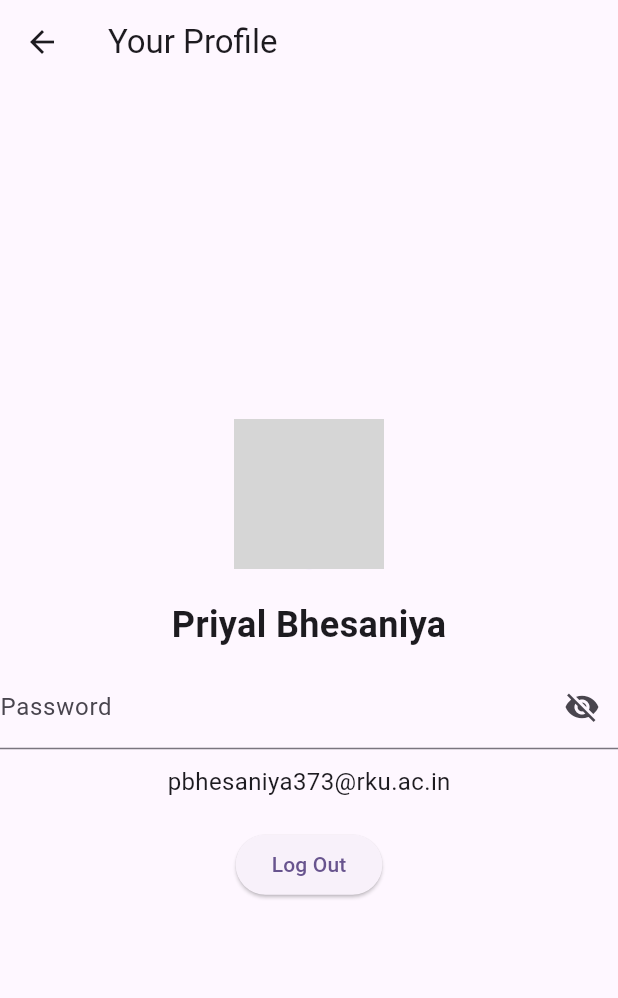
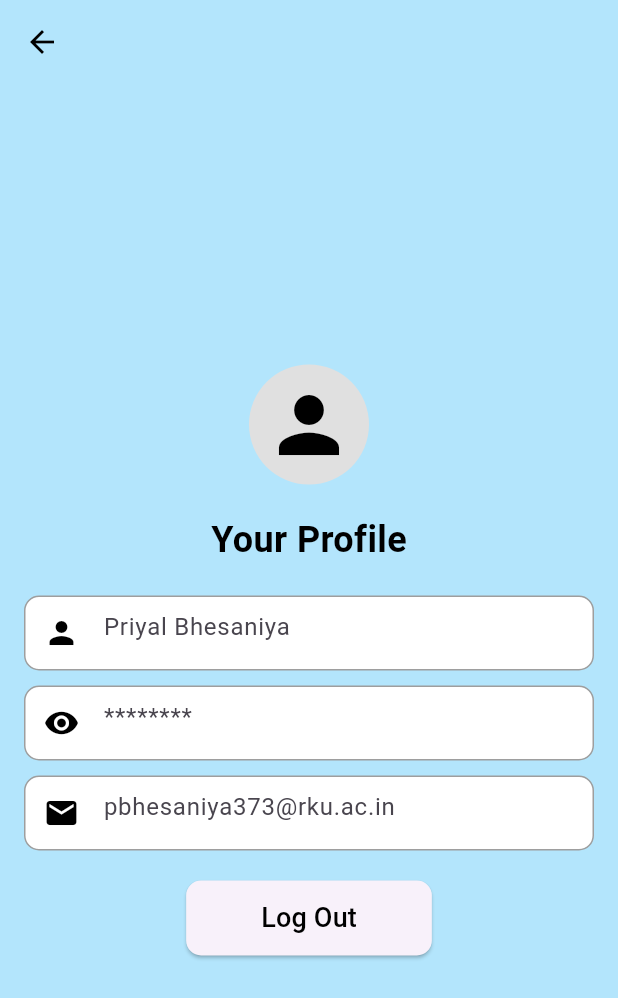
Before and after one commit to Priyal-Bhesaniya/chem4u, a Flutter app: the ProfilePage screen opened directly, on a phone screen of 412 x 824 dp. Shown: the top 998 px of the screen. Run offline on Flutter 3.47's test engine with Material 3 defaults, Android fonts, the phone set to English and light mode, and no system bars; our stand-ins replace lottie; grey boxes are pictures that could not be loaded.

```diff
--- a/lib/screens/MainPage.dart
+++ b/lib/screens/MainPage.dart
@@ -27,7 +27,7 @@ class MainPage extends StatelessWidget {
               ),
               child: Center(  // Center the text inside the container
                 child: Text(
-                  'Hi ! Priyal',
+
                   style: TextStyle(color: Colors.black, fontSize: screenWidth * 0.06,fontWeight: FontWeight.bold), // Dynamic font size
                 ),
               ),
--- a/lib/screens/ProfilePage.dart
+++ b/lib/screens/ProfilePage.dart
@@ -4,53 +4,76 @@ class ProfilePage extends StatelessWidget {
   @override
   Widget build(BuildContext context) {
     return Scaffold(
+      backgroundColor: Color(0xFFB3E5FC), // Light blue background color
       appBar: AppBar(
-        title: Text('Your Profile'),
+        backgroundColor: Colors.transparent,
+        elevation: 0,
         leading: IconButton(
-          icon: Icon(Icons.arrow_back),
+          icon: Icon(Icons.arrow_back, color: Colors.black),
           onPressed: () {
-            // Implement your navigation logic here (e.g., Navigator.pop(context))
+             Navigator.pop(context);// Back button functionality
           },
         ),
       ),
-      body: Center(
+      body: Padding(
+        padding: const EdgeInsets.all(16.0),
         child: Column(
           mainAxisAlignment: MainAxisAlignment.center,
+          crossAxisAlignment: CrossAxisAlignment.center,
           children: [
             CircleAvatar(
-              radius: 50.0,
-              // Replace with your actual profile image or a placeholder
-              backgroundImage: AssetImage('assets/your_profile_image.png'),
-            ),
-            SizedBox(height: 20.0),
-            Text(
-              'Priyal Bhesaniya',
-              style: TextStyle(
-                fontSize: 24.0,
-                fontWeight: FontWeight.bold,
+              radius: 40,
+              backgroundColor: Colors.grey[300],
+              child: Icon(
+                Icons.person,
+                size: 60,
+                color: Colors.black,
               ),
             ),
-            SizedBox(height: 10.0),
-            TextFormField(
-              decoration: InputDecoration(
-                labelText: 'Password',
-                suffixIcon: Icon(Icons.visibility_off),
+            SizedBox(height: 20),
+            Text(
+              "Your Profile",
+              style: TextStyle(
+                fontSize: 24,
+                fontWeight: FontWeight.bold,
+                color: Colors.black,
               ),
+            ),
+            SizedBox(height: 20),
+            ProfileTextField(
+              hintText: 'Priyal Bhesaniya',
+              icon: Icons.person,
+            ),
+            SizedBox(height: 10),
+            ProfileTextField(
+              hintText: '********',
+              icon: Icons.visibility,
               obscureText: true,
             ),
-            SizedBox(height: 10.0),
-            Text(
-              'pbhesaniya373@rku.ac.in',
-              style: TextStyle(
-                fontSize: 16.0,
+            SizedBox(height: 10),
+            ProfileTextField(
+              hintText: 'pbhesaniya373@rku.ac.in',
+              icon: Icons.email,
+            ),
+            SizedBox(height: 20),
+            ElevatedButton(
+              style: ElevatedButton.styleFrom(
+               // Button color
+                padding: EdgeInsets.symmetric(horizontal: 50, vertical: 12),
+                shape: RoundedRectangleBorder(
+                  borderRadius: BorderRadius.circular(10),
+                ),
               ),
-            ),
-            SizedBox(height: 20.0),
-            ElevatedButton(
               onPressed: () {
-                // Implement your logout logic here (e.g., Navigator.pushReplacementNamed(context, '/login'))
+                // Log out button functionality
               },
-              child: Text('Log Out'),
+              child: Text(
+                'Log Out',
+                style: TextStyle(
+                  fontSize: 18,
+                  color: Colors.black,
+                ),
+              ),
             ),
           ],
         ),
@@ -58,3 +81,34 @@ class ProfilePage extends StatelessWidget {
     );
   }
 }
+
+class ProfileTextField extends StatelessWidget {
+  final String hintText;
+  final IconData icon;
+  final bool obscureText;
+
+  ProfileTextField({
+    required this.hintText,
+    required this.icon,
+    this.obscureText = false,
+  });
+
+  @override
+  Widget build(BuildContext context) {
+    return Container(
+      decoration: BoxDecoration(
+        color: Colors.white,
+        borderRadius: BorderRadius.circular(10),
+        border: Border.all(color: Colors.grey),
+      ),
+      child: TextField(
+        obscureText: obscureText,
+        decoration: InputDecoration(
+          hintText: hintText,
+          border: InputBorder.none,
+          prefixIcon: Icon(icon, color: Colors.black),
+        ),
+      ),
+    );
+  }
+}
```
